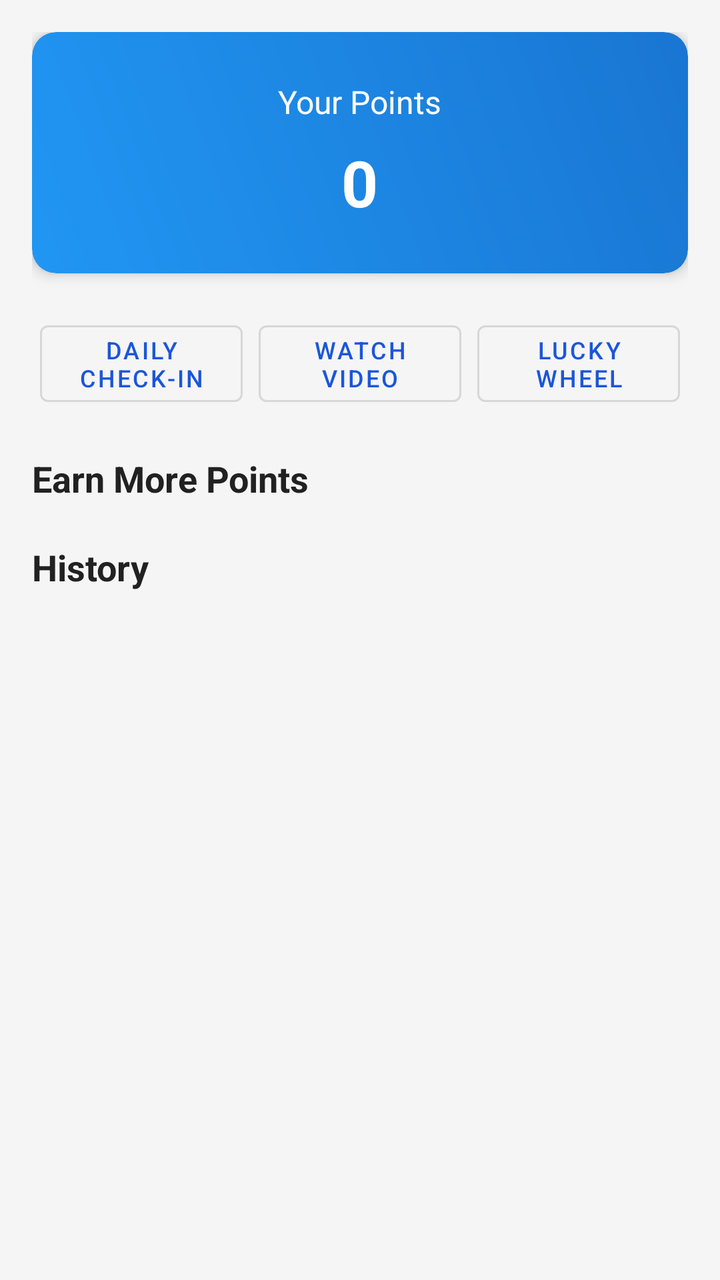
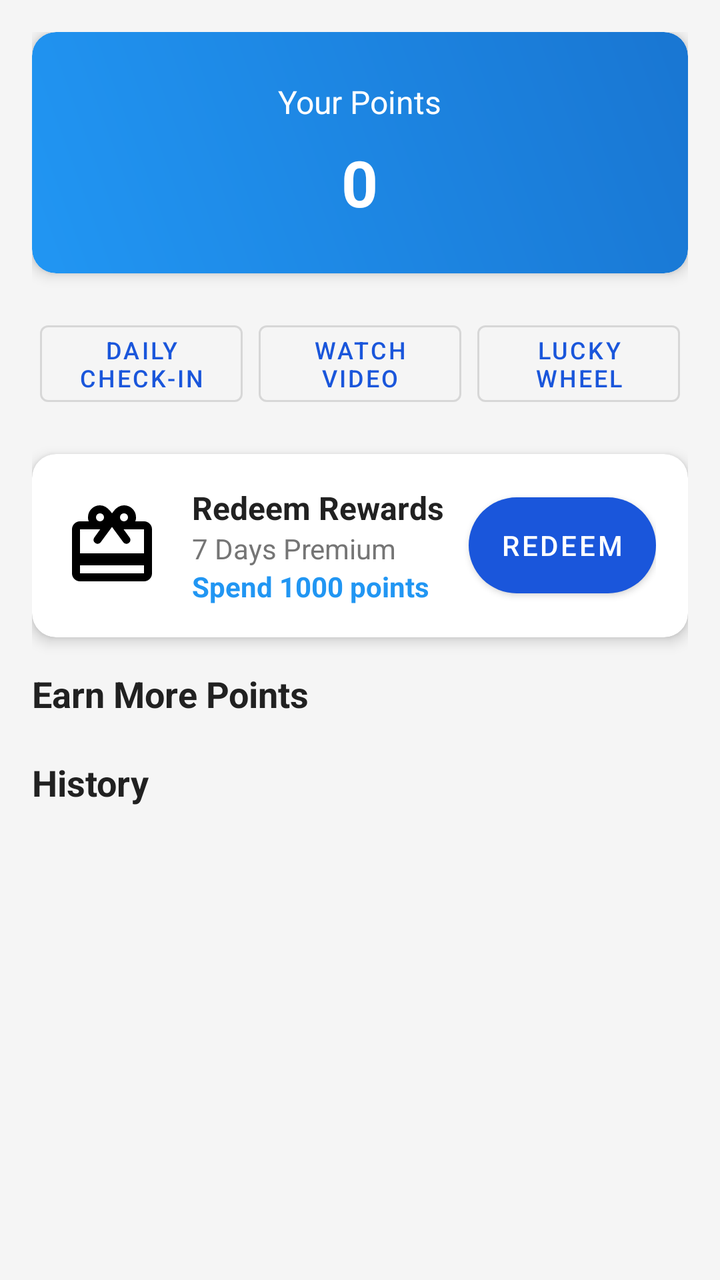

Before-and-after screenshots of an Android layout around one commit, followed by the original layout XML and the change that was made.
<!-- AndroidManifest.xml: application theme AppTheme -->
<!-- res/layout/fragment_rewards.xml -->
<?xml version="1.0" encoding="utf-8"?>
<ScrollView xmlns:android="http://schemas.android.com/apk/res/android"
    xmlns:app="http://schemas.android.com/apk/res-auto"
    android:layout_width="match_parent"
    android:layout_height="match_parent"
    android:background="@color/background">

    <LinearLayout
        android:layout_width="match_parent"
        android:layout_height="wrap_content"
        android:orientation="vertical"
        android:padding="16dp">

        
        <androidx.cardview.widget.CardView
            android:layout_width="match_parent"
            android:layout_height="wrap_content"
            android:layout_marginBottom="16dp"
            app:cardCornerRadius="12dp"
            app:cardElevation="4dp">

            <LinearLayout
                android:layout_width="match_parent"
                android:layout_height="wrap_content"
                android:orientation="vertical"
                android:padding="24dp"
                android:gravity="center"
                android:background="@drawable/gradient_primary">

                <TextView
                    android:layout_width="wrap_content"
                    android:layout_height="wrap_content"
                    android:text="Your Points"
                    android:textSize="16sp"
                    android:textColor="@color/white"
                    android:layout_marginBottom="8dp" />

                <TextView
                    android:id="@+id/tv_points"
                    android:layout_width="wrap_content"
                    android:layout_height="wrap_content"
                    android:text="0"
                    android:textSize="32sp"
                    android:textStyle="bold"
                    android:textColor="@color/white" />

            </LinearLayout>

        </androidx.cardview.widget.CardView>

        
        <LinearLayout
            android:layout_width="match_parent"
            android:layout_height="wrap_content"
            android:orientation="horizontal"
            android:layout_marginBottom="16dp"
            android:weightSum="3">

            <Button
                android:id="@+id/btn_daily_checkin"
                android:layout_width="0dp"
                android:layout_height="wrap_content"
                android:layout_weight="1"
                android:layout_margin="4dp"
                android:text="Daily\nCheck-in"
                android:textSize="12sp"
                style="@style/Widget.MaterialComponents.Button.OutlinedButton" />

            <Button
                android:id="@+id/btn_watch_ad"
                android:layout_width="0dp"
                android:layout_height="wrap_content"
                android:layout_weight="1"
                android:layout_margin="4dp"
                android:text="Watch\nVideo"
                android:textSize="12sp"
                style="@style/Widget.MaterialComponents.Button.OutlinedButton" />

            <Button
                android:id="@+id/btn_lucky_wheel"
                android:layout_width="0dp"
                android:layout_height="wrap_content"
                android:layout_weight="1"
                android:layout_margin="4dp"
                android:text="Lucky\nWheel"
                android:textSize="12sp"
                style="@style/Widget.MaterialComponents.Button.OutlinedButton" />

        </LinearLayout>

        
        <TextView
            android:layout_width="wrap_content"
            android:layout_height="wrap_content"
            android:text="Earn More Points"
            android:textSize="18sp"
            android:textStyle="bold"
            android:textColor="@color/text_primary"
            android:layout_marginBottom="12dp" />

        <androidx.recyclerview.widget.RecyclerView
            android:id="@+id/recycler_view"
            android:layout_width="match_parent"
            android:layout_height="wrap_content"
            android:nestedScrollingEnabled="false" />

        
        <LinearLayout
            android:id="@+id/history_section"
            android:layout_width="match_parent"
            android:layout_height="wrap_content"
            android:orientation="vertical"
            android:layout_marginTop="8dp">

            <TextView
                android:layout_width="wrap_content"
                android:layout_height="wrap_content"
                android:text="@string/p1b_reward_history"
                android:textSize="18sp"
                android:textStyle="bold"
                android:textColor="@color/text_primary"
                android:layout_marginBottom="12dp" />

            <androidx.recyclerview.widget.RecyclerView
                android:id="@+id/recycler_history"
                android:layout_width="match_parent"
                android:layout_height="wrap_content"
                android:nestedScrollingEnabled="false" />

            <TextView
                android:id="@+id/tv_history_empty"
                android:layout_width="match_parent"
                android:layout_height="wrap_content"
                android:text="@string/p1b_reward_history_empty"
                android:textSize="14sp"
                android:textColor="@color/text_secondary"
                android:gravity="center"
                android:padding="16dp"
                android:visibility="gone" />

        </LinearLayout>

    </LinearLayout>

</ScrollView>
<!-- resources referenced by this layout -->
<resources>
  <color name="background">#F5F5F5</color>
  <color name="text_primary">#212121</color>
  <color name="text_secondary">#757575</color>
  <color name="white">#FFFFFF</color>
  <!-- drawable gradient_primary (drawable) -->
  <?xml version="1.0" encoding="utf-8"?>
  <shape xmlns:android="http://schemas.android.com/apk/res/android"
      android:shape="rectangle">
      
      <gradient
          android:startColor="@color/primary"
          android:endColor="@color/primary_dark"
          android:angle="45" />
      
      <corners android:radius="12dp" />
      
  </shape>
  <string name="p1b_reward_history">History</string>
  <string name="p1b_reward_history_empty">No reward activity yet</string>
  <style name="AppTheme" parent="Theme.MaterialComponents.Light.NoActionBar">
          <item name="colorPrimary">@color/vpn_blue</item>
          <item name="colorPrimaryVariant">@color/vpn_blue_dark</item>
          <item name="colorPrimaryDark">@color/vpn_blue_dark</item>
          <item name="colorAccent">@color/vpn_blue</item>
          <item name="colorSecondary">@color/vpn_green</item>
          <item name="android:statusBarColor">@color/vpn_blue_dark</item>
          <item name="android:navigationBarColor">@color/white</item>
          <item name="android:windowBackground">@color/vpn_bg</item>
          <item name="android:windowLightStatusBar">false</item>
      </style>
  <color name="primary">#2196F3</color>
  <color name="primary_dark">#1976D2</color>
  <color name="vpn_blue">#1a56db</color>
  <color name="vpn_blue_dark">#0d3b9e</color>
  <color name="vpn_green">#22c55e</color>
  <color name="vpn_bg">#f3f6fc</color>
</resources>

<!-- the commit's change to res/layout/fragment_rewards.xml (unified diff, before → after) -->
@@ -30,7 +30,7 @@
                 <TextView
                     android:layout_width="wrap_content"
                     android:layout_height="wrap_content"
-                    android:text="Your Points"
+                    android:text="@string/rewards_your_points"
                     android:textSize="16sp"
                     android:textColor="@color/white"
                     android:layout_marginBottom="8dp" />
@@ -62,7 +62,7 @@
                 android:layout_height="wrap_content"
                 android:layout_weight="1"
                 android:layout_margin="4dp"
-                android:text="Daily\nCheck-in"
+                android:text="@string/rewards_quick_checkin"
                 android:textSize="12sp"
                 style="@style/Widget.MaterialComponents.Button.OutlinedButton" />
 
@@ -72,7 +72,7 @@
                 android:layout_height="wrap_content"
                 android:layout_weight="1"
                 android:layout_margin="4dp"
-                android:text="Watch\nVideo"
+                android:text="@string/rewards_quick_video"
                 android:textSize="12sp"
                 style="@style/Widget.MaterialComponents.Button.OutlinedButton" />
 
@@ -82,17 +82,81 @@
                 android:layout_height="wrap_content"
                 android:layout_weight="1"
                 android:layout_margin="4dp"
-                android:text="Lucky\nWheel"
+                android:text="@string/rewards_quick_wheel"
                 android:textSize="12sp"
                 style="@style/Widget.MaterialComponents.Button.OutlinedButton" />
 
         </LinearLayout>
 
         
+        <androidx.cardview.widget.CardView
+            android:layout_width="match_parent"
+            android:layout_height="wrap_content"
+            android:layout_marginBottom="16dp"
+            app:cardCornerRadius="12dp"
+            app:cardElevation="4dp">
+
+            <LinearLayout
+                android:layout_width="match_parent"
+                android:layout_height="wrap_content"
+                android:orientation="horizontal"
+                android:gravity="center_vertical"
+                android:padding="16dp">
+
+                <ImageView
+                    android:layout_width="48dp"
+                    android:layout_height="48dp"
+                    android:src="@drawable/ic_gift"
+                    android:layout_marginEnd="16dp" />
+
+                <LinearLayout
+                    android:layout_width="0dp"
+                    android:layout_height="wrap_content"
+                    android:layout_weight="1"
+                    android:orientation="vertical">
+
+                    <TextView
+                        android:layout_width="wrap_content"
+                        android:layout_height="wrap_content"
+                        android:text="@string/redeem_title"
+                        android:textSize="16sp"
+                        android:textStyle="bold"
+                        android:textColor="@color/text_primary" />
+
+                    <TextView
+                        android:layout_width="wrap_content"
+                        android:layout_height="wrap_content"
+                        android:textSize="14sp"
+                        android:textColor="@color/text_secondary"
+                        android:text="@string/redeem_premium7_title" />
+
+                    <TextView
+                        android:layout_width="wrap_content"
+                        android:layout_height="wrap_content"
+                        android:textSize="14sp"
+                        android:textStyle="bold"
+                        android:textColor="@color/primary"
+                        android:text="@string/redeem_premium7_desc" />
+
+                </LinearLayout>
+
+                <Button
+                    android:id="@+id/btn_redeem"
+                    android:layout_width="wrap_content"
+                    android:layout_height="wrap_content"
+                    android:text="@string/redeem_cta"
+                    android:textColor="@color/white"
+                    android:background="@drawable/btn_pill_primary" />
+
+            </LinearLayout>
+
+        </androidx.cardview.widget.CardView>
+
+        
         <TextView
             android:layout_width="wrap_content"
             android:layout_height="wrap_content"
-            android:text="Earn More Points"
+            android:text="@string/rewards_earn_more"
             android:textSize="18sp"
             android:textStyle="bold"
             android:textColor="@color/text_primary"
<!-- resource entries referenced after the edit -->
@@ -4,6 +4,13 @@
   <color name="text_primary">#212121</color>
   <color name="text_secondary">#757575</color>
   <color name="white">#FFFFFF</color>
+  <!-- drawable btn_pill_primary (drawable) -->
+  <?xml version="1.0" encoding="utf-8"?>
+  <shape xmlns:android="http://schemas.android.com/apk/res/android"
+      android:shape="rectangle">
+      <solid android:color="@color/vpn_blue" />
+      <corners android:radius="28dp" />
+  </shape>
   <!-- drawable gradient_primary (drawable) -->
   <?xml version="1.0" encoding="utf-8"?>
   <shape xmlns:android="http://schemas.android.com/apk/res/android"
@@ -17,8 +24,25 @@
       <corners android:radius="12dp" />
       
   </shape>
+  <!-- drawable ic_gift (drawable) -->
+  <vector xmlns:android="http://schemas.android.com/apk/res/android"
+      android:width="24dp" android:height="24dp"
+      android:viewportWidth="960" android:viewportHeight="960">
+      <group android:translateY="960">
+          <path android:fillColor="#FF000000" android:pathData="M160-280v80h640v-80H160Zm0-440h88q-5-9-6.5-19t-1.5-21q0-50 35-85t85-35q30 0 55.5 15.5T460-826l20 26 20-26q18-24 44-39t56-15q50 0 85 35t35 85q0 11-1.5 21t-6.5 19h88q33 0 56.5 23.5T880-640v440q0 33-23.5 56.5T800-120H160q-33 0-56.5-23.5T80-200v-440q0-33 23.5-56.5T160-720Zm0 320h640v-240H596l60 82q10 14 8 29.5T648-503q-14 10-29.5 7.5T593-511L480-664 367-511q-10 13-25.5 15.5T312-503q-14-10-16.5-25.5T303-558l59-82H160v240Zm200-320q17 0 28.5-11.5T400-760q0-17-11.5-28.5T360-800q-17 0-28.5 11.5T320-760q0 17 11.5 28.5T360-720Zm240 0q17 0 28.5-11.5T640-760q0-17-11.5-28.5T600-800q-17 0-28.5 11.5T560-760q0 17 11.5 28.5T600-720Z"/>
+      </group>
+  </vector>
   <string name="p1b_reward_history">History</string>
   <string name="p1b_reward_history_empty">No reward activity yet</string>
+  <string name="redeem_cta">Redeem</string>
+  <string name="redeem_premium7_desc">Spend 1000 points</string>
+  <string name="redeem_premium7_title">7 Days Premium</string>
+  <string name="redeem_title">Redeem Rewards</string>
+  <string name="rewards_earn_more">Earn More Points</string>
+  <string name="rewards_quick_checkin">Daily\nCheck-in</string>
+  <string name="rewards_quick_video">Watch\nVideo</string>
+  <string name="rewards_quick_wheel">Lucky\nWheel</string>
+  <string name="rewards_your_points">Your Points</string>
   <style name="AppTheme" parent="Theme.MaterialComponents.Light.NoActionBar">
           <item name="colorPrimary">@color/vpn_blue</item>
           <item name="colorPrimaryVariant">@color/vpn_blue_dark</item>
